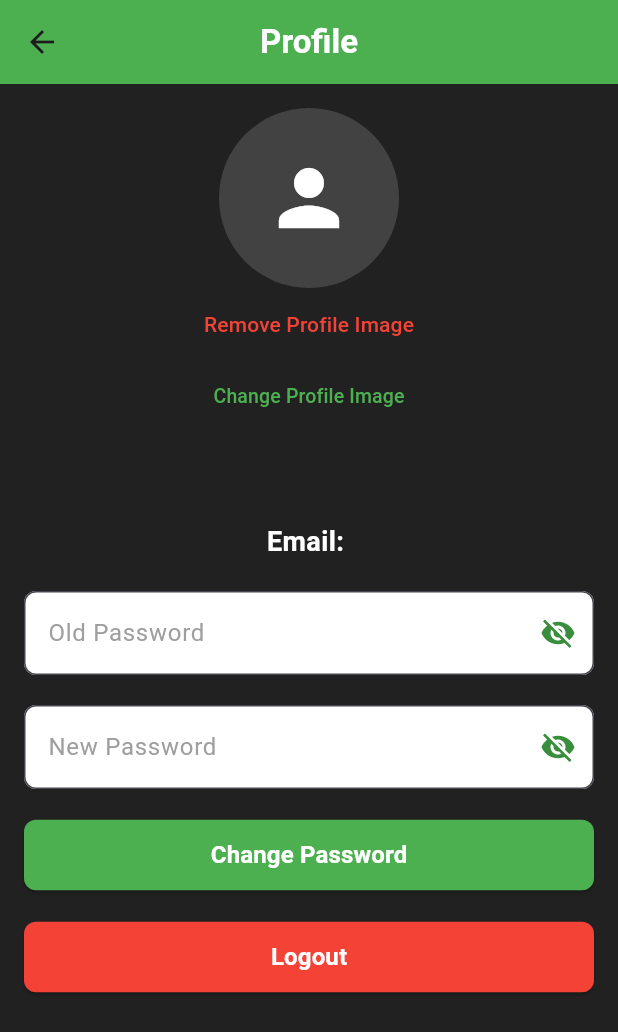
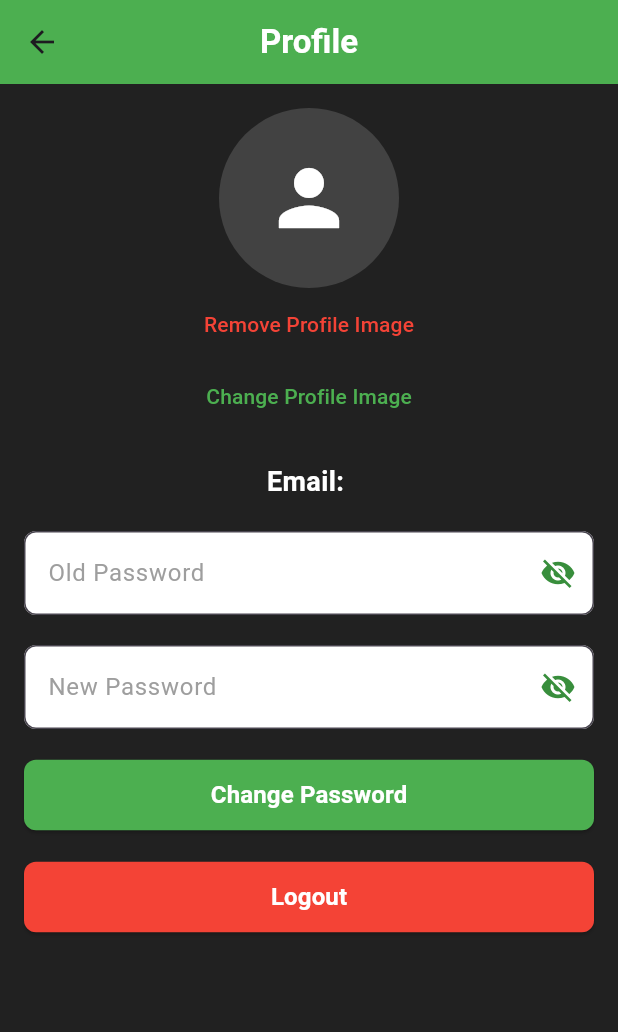
Before and after one commit to dexa20/MovingRatingApplication, a Flutter app: the ProfileScreen screen opened directly, after a tap on "Remove Profile Image", on a phone screen of 412 x 824 dp. Shown: the top 1032 px of the screen. Run offline on Flutter 3.47's test engine with Material 3 defaults, Android fonts, the phone set to English and light mode, and no system bars; our stand-ins replace carousel_slider, cloud_firestore, connectivity_plus, firebase_auth, firebase_core, firebase_database and 4 more; accounts and stored records are empty; network calls fail.

Commit message:
edits on profile screen

```diff
--- a/lib/main_screens/home_screen.dart
+++ b/lib/main_screens/home_screen.dart
@@ -83,7 +83,7 @@ class HomeScreen extends StatelessWidget {
                     Navigator.of(context).push(MaterialPageRoute(builder: (context) => ProfileScreen()));
                   },
                   child: Container(
-                    margin: const EdgeInsets.only(right: 4),
+                    margin: const EdgeInsets.only(right: 6),
                     child: CircleAvatar(
                       backgroundImage: NetworkImage(snapshot.data!),
                       radius: 16,
--- a/lib/main_screens/profile_screen.dart
+++ b/lib/main_screens/profile_screen.dart
@@ -174,11 +174,10 @@ class _ProfileScreenState extends State<ProfileScreen> {
             TextButton(
               onPressed: _pickImage,
               child: Text('Change Profile Image',
-                  style: TextStyle(color: Colors.green, fontSize: 13)),
+                  style: TextStyle(color: Colors.green, fontSize: 14)),
             ),
             SizedBox(height: 20),
-            SizedBox(height: 20),
-            SizedBox(height: 20),
+
             Center(
               child: Text(
                 'Email: ${user?.email ?? 'No email available'}',
```
